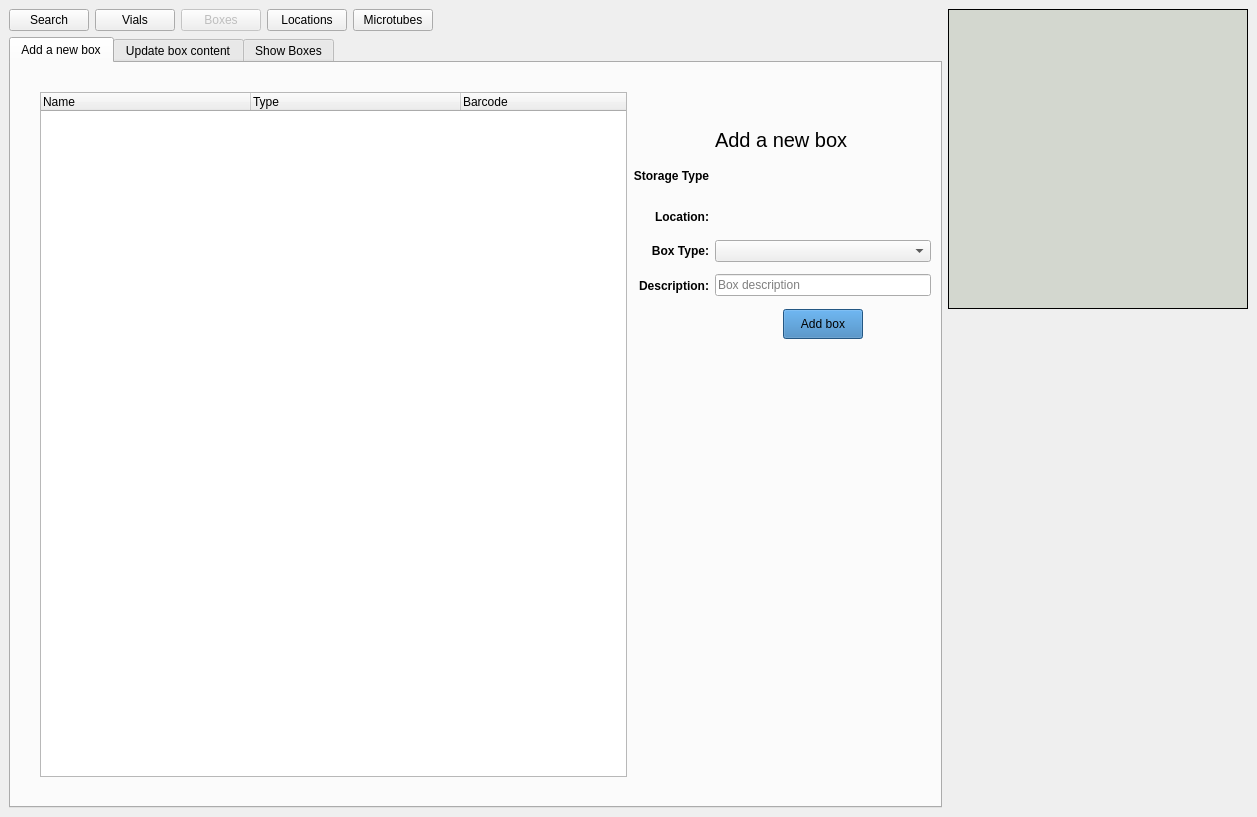
This is frontend/assets/boxeswindow.ui in dahlbma/cello as Qt 5 draws it before an edit. The edited form follows.
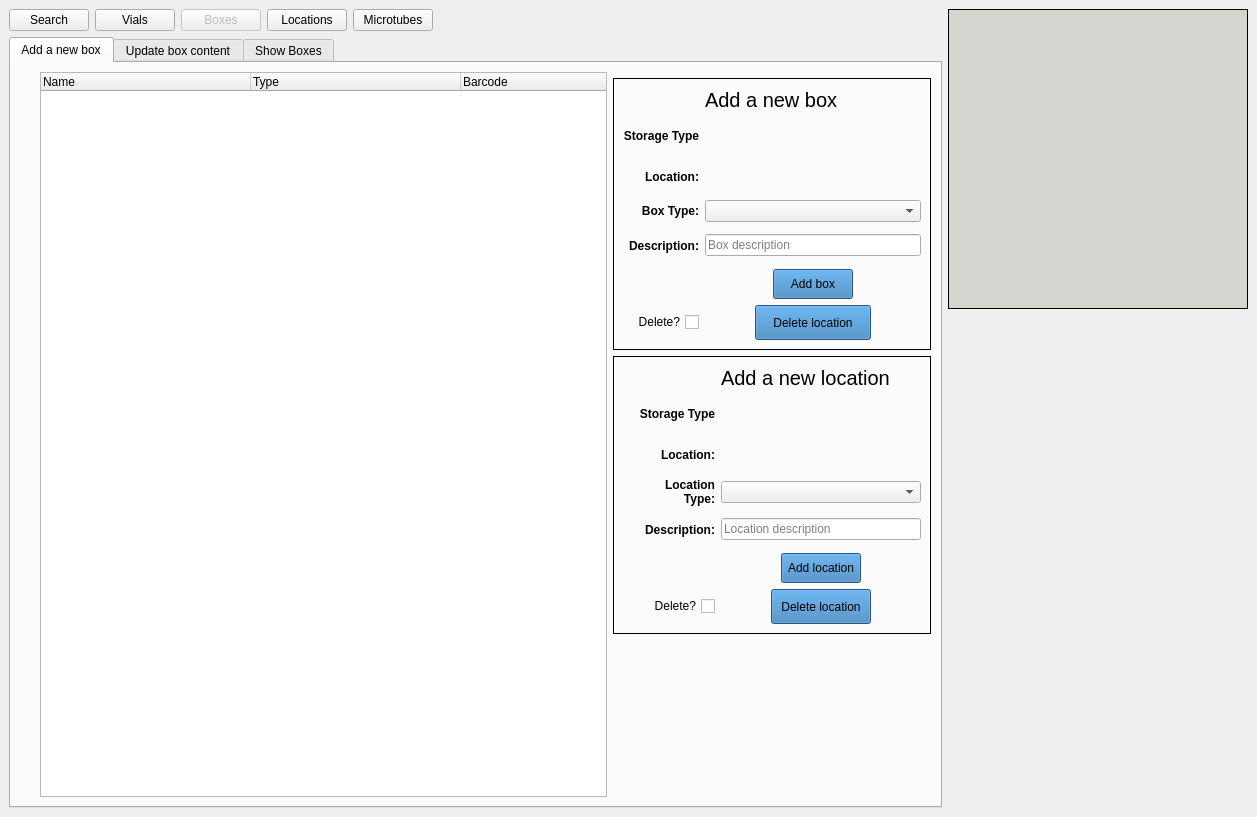
This is the edited form. The open tabs and pages were chosen to show the change.

Commit message: show added boxes

Patch:
```diff
--- a/frontend/assets/boxeswindow.ui
+++ b/frontend/assets/boxeswindow.ui
@@ -56,6 +56,26 @@
     </item>
     <item row="0" column="0">
      <layout class="QGridLayout" name="gridLayout_6">
+      <item row="0" column="4">
+       <widget class="QPushButton" name="goto_microtubes_btn">
+        <property name="text">
+         <string>Microtubes</string>
+        </property>
+       </widget>
+      </item>
+      <item row="0" column="5">
+       <spacer name="horizontalSpacer_5">
+        <property name="orientation">
+         <enum>Qt::Horizontal</enum>
+        </property>
+        <property name="sizeHint" stdset="0">
+         <size>
+          <width>438</width>
+          <height>20</height>
+         </size>
+        </property>
+       </spacer>
+      </item>
       <item row="0" column="2">
        <widget class="QPushButton" name="goto_boxes_btn">
         <property name="enabled">
@@ -66,13 +86,6 @@
         </property>
        </widget>
       </item>
-      <item row="0" column="4">
-       <widget class="QPushButton" name="goto_microtubes_btn">
-        <property name="text">
-         <string>Microtubes</string>
-        </property>
-       </widget>
-      </item>
       <item row="0" column="3">
        <widget class="QPushButton" name="goto_locations_btn">
         <property name="text">
@@ -94,29 +107,16 @@
         </property>
        </widget>
       </item>
-      <item row="0" column="5">
-       <spacer name="horizontalSpacer_5">
-        <property name="orientation">
-         <enum>Qt::Horizontal</enum>
-        </property>
-        <property name="sizeHint" stdset="0">
-         <size>
-          <width>438</width>
-          <height>20</height>
-         </size>
-        </property>
-       </spacer>
-      </item>
       <item row="1" column="0" colspan="6">
        <widget class="QTabWidget" name="boxes_tab_wg">
         <property name="currentIndex">
-         <number>1</number>
+         <number>0</number>
         </property>
         <widget class="QWidget" name="new_box_tab">
          <attribute name="title">
           <string>Add a new box</string>
          </attribute>
-         <layout class="QGridLayout" name="gridLayout_2">
+         <layout class="QGridLayout" name="gridLayout_10">
           <item row="0" column="1">
            <spacer name="horizontalSpacer_4">
             <property name="orientation">
@@ -133,7 +133,7 @@
             </property>
            </spacer>
           </item>
-          <item row="1" column="1" rowspan="3" colspan="2">
+          <item row="1" column="1" rowspan="4" colspan="2">
            <widget class="QTreeWidget" name="boxes_tree">
             <property name="sizePolicy">
              <sizepolicy hsizetype="Expanding" vsizetype="Expanding">
@@ -194,6 +194,20 @@
            </spacer>
           </item>
           <item row="2" column="3">
+           <widget class="QFrame" name="frame_2">
+            <property name="styleSheet">
+             <string notr="true">QFrame#frame_2{
+	 border: 1px solid black;
+}</string>
+            </property>
+            <property name="frameShape">
+             <enum>QFrame::StyledPanel</enum>
+            </property>
+            <property name="frameShadow">
+             <enum>QFrame::Raised</enum>
+            </property>
+            <layout class="QGridLayout" name="gridLayout_9">
+             <item row="2" column="0">
            <layout class="QGridLayout" name="gridLayout">
             <item row="1" column="0">
              <widget class="QLabel" name="label_3">
@@ -217,83 +231,6 @@
               </property>
              </widget>
             </item>
-            <item row="5" column="1">
-             <layout class="QHBoxLayout" name="horizontalLayout">
-              <item>
-               <spacer name="horizontalSpacer">
-                <property name="orientation">
-                 <enum>Qt::Horizontal</enum>
-                </property>
-                <property name="sizeType">
-                 <enum>QSizePolicy::Maximum</enum>
-                </property>
-                <property name="sizeHint" stdset="0">
-                 <size>
-                  <width>68</width>
-                  <height>20</height>
-                 </size>
-                </property>
-               </spacer>
-              </item>
-              <item>
-               <widget class="QPushButton" name="add_box_btn">
-                <property name="minimumSize">
-                 <size>
-                  <width>0</width>
-                  <height>30</height>
-                 </size>
-                </property>
-                <property name="styleSheet">
-                 <string notr="true">background-color: rgb(51, 122, 183)</string>
-                </property>
-                <property name="text">
-                 <string>Add box</string>
-                </property>
-               </widget>
-              </item>
-              <item>
-               <spacer name="horizontalSpacer_2">
-                <property name="orientation">
-                 <enum>Qt::Horizontal</enum>
-                </property>
-                <property name="sizeType">
-                 <enum>QSizePolicy::Maximum</enum>
-                </property>
-                <property name="sizeHint" stdset="0">
-                 <size>
-                  <width>68</width>
-                  <height>20</height>
-                 </size>
-                </property>
-               </spacer>
-              </item>
-             </layout>
-            </item>
-            <item row="4" column="0">
-             <widget class="QLabel" name="label_4">
-              <property name="minimumSize">
-               <size>
-                <width>0</width>
-                <height>35</height>
-               </size>
-              </property>
-              <property name="font">
-               <font>
-                <weight>75</weight>
-                <bold>true</bold>
-               </font>
-              </property>
-              <property name="text">
-               <string>Description:</string>
-              </property>
-              <property name="alignment">
-               <set>Qt::AlignRight|Qt::AlignTrailing|Qt::AlignVCenter</set>
-              </property>
-             </widget>
-            </item>
-            <item row="3" column="1">
-             <widget class="QComboBox" name="add_box_type_cb"/>
-            </item>
             <item row="1" column="1">
              <widget class="QLabel" name="add_storage_type_lab">
               <property name="sizePolicy">
@@ -307,37 +244,31 @@
               </property>
              </widget>
             </item>
-            <item row="2" column="1">
-             <widget class="QLabel" name="add_location_lab">
-              <property name="sizePolicy">
-               <sizepolicy hsizetype="Preferred" vsizetype="Fixed">
-                <horstretch>0</horstretch>
-                <verstretch>0</verstretch>
-               </sizepolicy>
-              </property>
-              <property name="text">
-               <string/>
-              </property>
-             </widget>
-            </item>
-            <item row="0" column="1">
-             <widget class="QLabel" name="label">
-              <property name="sizePolicy">
-               <sizepolicy hsizetype="Fixed" vsizetype="Fixed">
-                <horstretch>0</horstretch>
-                <verstretch>0</verstretch>
-               </sizepolicy>
+               <item row="2" column="0">
+                <widget class="QLabel" name="label_2">
+                 <property name="minimumSize">
+                  <size>
+                   <width>0</width>
+                   <height>35</height>
+                  </size>
               </property>
               <property name="font">
                <font>
-                <pointsize>15</pointsize>
+                   <weight>75</weight>
+                   <bold>true</bold>
                </font>
               </property>
               <property name="text">
-               <string>Add a new box</string>
+                  <string>Location:</string>
+                 </property>
+                 <property name="alignment">
+                  <set>Qt::AlignRight|Qt::AlignTrailing|Qt::AlignVCenter</set>
               </property>
              </widget>
             </item>
+               <item row="3" column="1">
+                <widget class="QComboBox" name="add_box_type_cb"/>
+               </item>
             <item row="3" column="0">
              <widget class="QLabel" name="label_6">
               <property name="font">
@@ -354,8 +285,26 @@
               </property>
              </widget>
             </item>
-            <item row="2" column="0">
-             <widget class="QLabel" name="label_2">
+               <item row="0" column="1">
+                <widget class="QLabel" name="label">
+                 <property name="sizePolicy">
+                  <sizepolicy hsizetype="Fixed" vsizetype="Fixed">
+                   <horstretch>0</horstretch>
+                   <verstretch>0</verstretch>
+                  </sizepolicy>
+                 </property>
+                 <property name="font">
+                  <font>
+                   <pointsize>15</pointsize>
+                  </font>
+                 </property>
+                 <property name="text">
+                  <string>Add a new box</string>
+                 </property>
+                </widget>
+               </item>
+               <item row="4" column="0">
+                <widget class="QLabel" name="label_4">
               <property name="minimumSize">
                <size>
                 <width>0</width>
@@ -369,13 +318,26 @@
                </font>
               </property>
               <property name="text">
-               <string>Location:</string>
+                  <string>Description:</string>
               </property>
               <property name="alignment">
                <set>Qt::AlignRight|Qt::AlignTrailing|Qt::AlignVCenter</set>
               </property>
              </widget>
             </item>
+               <item row="2" column="1">
+                <widget class="QLabel" name="add_location_lab">
+                 <property name="sizePolicy">
+                  <sizepolicy hsizetype="Preferred" vsizetype="Fixed">
+                   <horstretch>0</horstretch>
+                   <verstretch>0</verstretch>
+                  </sizepolicy>
+                 </property>
+                 <property name="text">
+                  <string/>
+                 </property>
+                </widget>
+               </item>
             <item row="4" column="1">
              <widget class="QLineEdit" name="add_description_eb">
               <property name="sizePolicy">
@@ -389,9 +351,404 @@
               </property>
              </widget>
             </item>
-           </layout>
+               <item row="6" column="1">
+                <layout class="QHBoxLayout" name="horizontalLayout_5">
+                 <item>
+                  <spacer name="horizontalSpacer_16">
+                   <property name="orientation">
+                    <enum>Qt::Horizontal</enum>
+                   </property>
+                   <property name="sizeType">
+                    <enum>QSizePolicy::Maximum</enum>
+                   </property>
+                   <property name="sizeHint" stdset="0">
+                    <size>
+                     <width>50</width>
+                     <height>20</height>
+                    </size>
+                   </property>
+                  </spacer>
+                 </item>
+                 <item>
+                  <widget class="QPushButton" name="delete_box_btn">
+                   <property name="minimumSize">
+                    <size>
+                     <width>0</width>
+                     <height>35</height>
+                    </size>
+                   </property>
+                   <property name="styleSheet">
+                    <string notr="true">background-color: rgb(51, 122, 183)</string>
+                   </property>
+                   <property name="text">
+                    <string>Delete location</string>
+                   </property>
+                  </widget>
+                 </item>
+                 <item>
+                  <spacer name="horizontalSpacer_17">
+                   <property name="orientation">
+                    <enum>Qt::Horizontal</enum>
+                   </property>
+                   <property name="sizeType">
+                    <enum>QSizePolicy::Maximum</enum>
+                   </property>
+                   <property name="sizeHint" stdset="0">
+                    <size>
+                     <width>50</width>
+                     <height>20</height>
+                    </size>
+                   </property>
+                  </spacer>
+                 </item>
+                </layout>
+               </item>
+               <item row="5" column="1">
+                <layout class="QHBoxLayout" name="horizontalLayout">
+                 <item>
+                  <spacer name="horizontalSpacer">
+                   <property name="orientation">
+                    <enum>Qt::Horizontal</enum>
+                   </property>
+                   <property name="sizeType">
+                    <enum>QSizePolicy::Maximum</enum>
+                   </property>
+                   <property name="sizeHint" stdset="0">
+                    <size>
+                     <width>68</width>
+                     <height>20</height>
+                    </size>
+                   </property>
+                  </spacer>
+                 </item>
+                 <item>
+                  <widget class="QPushButton" name="add_box_btn">
+                   <property name="minimumSize">
+                    <size>
+                     <width>0</width>
+                     <height>30</height>
+                    </size>
+                   </property>
+                   <property name="styleSheet">
+                    <string notr="true">background-color: rgb(51, 122, 183)</string>
+                   </property>
+                   <property name="text">
+                    <string>Add box</string>
+                   </property>
+                  </widget>
+                 </item>
+                 <item>
+                  <spacer name="horizontalSpacer_2">
+                   <property name="orientation">
+                    <enum>Qt::Horizontal</enum>
+                   </property>
+                   <property name="sizeType">
+                    <enum>QSizePolicy::Maximum</enum>
+                   </property>
+                   <property name="sizeHint" stdset="0">
+                    <size>
+                     <width>68</width>
+                     <height>20</height>
+                    </size>
+                   </property>
+                  </spacer>
+                 </item>
+                </layout>
+               </item>
+               <item row="6" column="0">
+                <widget class="QCheckBox" name="box_checkbox">
+                 <property name="layoutDirection">
+                  <enum>Qt::RightToLeft</enum>
+                 </property>
+                 <property name="text">
+                  <string>Delete?</string>
+                 </property>
+                </widget>
+               </item>
+              </layout>
+             </item>
+            </layout>
+           </widget>
           </item>
           <item row="3" column="3">
+           <widget class="QFrame" name="frame">
+            <property name="styleSheet">
+             <string notr="true">QFrame#frame{
+	 border: 1px solid black;
+}</string>
+            </property>
+            <property name="frameShape">
+             <enum>QFrame::StyledPanel</enum>
+            </property>
+            <property name="frameShadow">
+             <enum>QFrame::Raised</enum>
+            </property>
+            <layout class="QGridLayout" name="gridLayout_8">
+             <item row="0" column="0">
+              <layout class="QGridLayout" name="gridLayout_2">
+               <item row="3" column="1">
+                <widget class="QComboBox" name="location_box_type_cb"/>
+               </item>
+               <item row="2" column="1">
+                <widget class="QLabel" name="location_location_lab">
+                 <property name="sizePolicy">
+                  <sizepolicy hsizetype="Preferred" vsizetype="Fixed">
+                   <horstretch>0</horstretch>
+                   <verstretch>0</verstretch>
+                  </sizepolicy>
+                 </property>
+                 <property name="text">
+                  <string/>
+                 </property>
+                </widget>
+               </item>
+               <item row="6" column="0">
+                <widget class="QCheckBox" name="location_checkbox">
+                 <property name="layoutDirection">
+                  <enum>Qt::RightToLeft</enum>
+                 </property>
+                 <property name="text">
+                  <string>Delete?</string>
+                 </property>
+                </widget>
+               </item>
+               <item row="3" column="0">
+                <widget class="QLabel" name="label_10">
+                 <property name="font">
+                  <font>
+                   <weight>75</weight>
+                   <bold>true</bold>
+                  </font>
+                 </property>
+                 <property name="text">
+                  <string>Location 
+ Type:</string>
+                 </property>
+                 <property name="alignment">
+                  <set>Qt::AlignRight|Qt::AlignTrailing|Qt::AlignVCenter</set>
+                 </property>
+                </widget>
+               </item>
+               <item row="0" column="1">
+                <widget class="QLabel" name="label_9">
+                 <property name="sizePolicy">
+                  <sizepolicy hsizetype="Fixed" vsizetype="Fixed">
+                   <horstretch>0</horstretch>
+                   <verstretch>0</verstretch>
+                  </sizepolicy>
+                 </property>
+                 <property name="font">
+                  <font>
+                   <pointsize>15</pointsize>
+                  </font>
+                 </property>
+                 <property name="text">
+                  <string>Add a new location</string>
+                 </property>
+                </widget>
+               </item>
+               <item row="2" column="0">
+                <widget class="QLabel" name="label_11">
+                 <property name="minimumSize">
+                  <size>
+                   <width>0</width>
+                   <height>35</height>
+                  </size>
+                 </property>
+                 <property name="font">
+                  <font>
+                   <weight>75</weight>
+                   <bold>true</bold>
+                  </font>
+                 </property>
+                 <property name="text">
+                  <string>Location:</string>
+                 </property>
+                 <property name="alignment">
+                  <set>Qt::AlignRight|Qt::AlignTrailing|Qt::AlignVCenter</set>
+                 </property>
+                </widget>
+               </item>
+               <item row="5" column="1">
+                <layout class="QHBoxLayout" name="horizontalLayout_3">
+                 <item>
+                  <spacer name="horizontalSpacer_7">
+                   <property name="orientation">
+                    <enum>Qt::Horizontal</enum>
+                   </property>
+                   <property name="sizeType">
+                    <enum>QSizePolicy::Maximum</enum>
+                   </property>
+                   <property name="sizeHint" stdset="0">
+                    <size>
+                     <width>60</width>
+                     <height>20</height>
+                    </size>
+                   </property>
+                  </spacer>
+                 </item>
+                 <item>
+                  <widget class="QPushButton" name="add_location_btn">
+                   <property name="minimumSize">
+                    <size>
+                     <width>0</width>
+                     <height>30</height>
+                    </size>
+                   </property>
+                   <property name="styleSheet">
+                    <string notr="true">background-color: rgb(51, 122, 183)</string>
+                   </property>
+                   <property name="text">
+                    <string>Add location</string>
+                   </property>
+                  </widget>
+                 </item>
+                 <item>
+                  <spacer name="horizontalSpacer_8">
+                   <property name="orientation">
+                    <enum>Qt::Horizontal</enum>
+                   </property>
+                   <property name="sizeType">
+                    <enum>QSizePolicy::Maximum</enum>
+                   </property>
+                   <property name="sizeHint" stdset="0">
+                    <size>
+                     <width>60</width>
+                     <height>20</height>
+                    </size>
+                   </property>
+                  </spacer>
+                 </item>
+                </layout>
+               </item>
+               <item row="4" column="0">
+                <widget class="QLabel" name="label_8">
+                 <property name="minimumSize">
+                  <size>
+                   <width>0</width>
+                   <height>35</height>
+                  </size>
+                 </property>
+                 <property name="font">
+                  <font>
+                   <weight>75</weight>
+                   <bold>true</bold>
+                  </font>
+                 </property>
+                 <property name="text">
+                  <string>Description:</string>
+                 </property>
+                 <property name="alignment">
+                  <set>Qt::AlignRight|Qt::AlignTrailing|Qt::AlignVCenter</set>
+                 </property>
+                </widget>
+               </item>
+               <item row="1" column="1">
+                <widget class="QLabel" name="location_storage_type_lab">
+                 <property name="sizePolicy">
+                  <sizepolicy hsizetype="Preferred" vsizetype="Fixed">
+                   <horstretch>0</horstretch>
+                   <verstretch>0</verstretch>
+                  </sizepolicy>
+                 </property>
+                 <property name="text">
+                  <string/>
+                 </property>
+                </widget>
+               </item>
+               <item row="1" column="0">
+                <widget class="QLabel" name="label_7">
+                 <property name="minimumSize">
+                  <size>
+                   <width>0</width>
+                   <height>35</height>
+                  </size>
+                 </property>
+                 <property name="font">
+                  <font>
+                   <weight>75</weight>
+                   <bold>true</bold>
+                  </font>
+                 </property>
+                 <property name="text">
+                  <string>Storage Type</string>
+                 </property>
+                 <property name="alignment">
+                  <set>Qt::AlignRight|Qt::AlignTrailing|Qt::AlignVCenter</set>
+                 </property>
+                </widget>
+               </item>
+               <item row="4" column="1">
+                <widget class="QLineEdit" name="location_description_eb">
+                 <property name="sizePolicy">
+                  <sizepolicy hsizetype="Preferred" vsizetype="Fixed">
+                   <horstretch>0</horstretch>
+                   <verstretch>0</verstretch>
+                  </sizepolicy>
+                 </property>
+                 <property name="placeholderText">
+                  <string>Location description</string>
+                 </property>
+                </widget>
+               </item>
+               <item row="6" column="1">
+                <layout class="QHBoxLayout" name="horizontalLayout_4">
+                 <item>
+                  <spacer name="horizontalSpacer_10">
+                   <property name="orientation">
+                    <enum>Qt::Horizontal</enum>
+                   </property>
+                   <property name="sizeType">
+                    <enum>QSizePolicy::Maximum</enum>
+                   </property>
+                   <property name="sizeHint" stdset="0">
+                    <size>
+                     <width>50</width>
+                     <height>20</height>
+                    </size>
+                   </property>
+                  </spacer>
+                 </item>
+                 <item>
+                  <widget class="QPushButton" name="delete_location_btn">
+                   <property name="minimumSize">
+                    <size>
+                     <width>0</width>
+                     <height>35</height>
+                    </size>
+                   </property>
+                   <property name="styleSheet">
+                    <string notr="true">background-color: rgb(51, 122, 183)</string>
+                   </property>
+                   <property name="text">
+                    <string>Delete location</string>
+                   </property>
+                  </widget>
+                 </item>
+                 <item>
+                  <spacer name="horizontalSpacer_12">
+                   <property name="orientation">
+                    <enum>Qt::Horizontal</enum>
+                   </property>
+                   <property name="sizeType">
+                    <enum>QSizePolicy::Maximum</enum>
+                   </property>
+                   <property name="sizeHint" stdset="0">
+                    <size>
+                     <width>50</width>
+                     <height>20</height>
+                    </size>
+                   </property>
+                  </spacer>
+                 </item>
+                </layout>
+               </item>
+              </layout>
+             </item>
+            </layout>
+           </widget>
+          </item>
+          <item row="4" column="3">
            <spacer name="verticalSpacer_6">
             <property name="orientation">
              <enum>Qt::Vertical</enum>
@@ -407,7 +764,7 @@
             </property>
            </spacer>
           </item>
-          <item row="4" column="2">
+          <item row="5" column="2">
            <spacer name="verticalSpacer">
             <property name="orientation">
              <enum>Qt::Vertical</enum>
```
Lines whose indentation alone changed are shown as unchanged. The commit also changes 1 other file.
